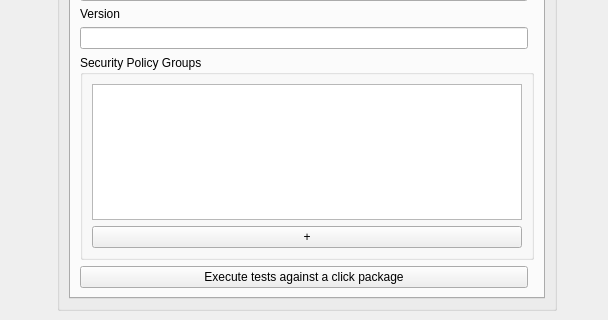
runelabs/qtcreator-plugin-ubuntu, file src/ubuntu/ubuntupackagingwidget.ui: the form before one commit; both pictures show x 107 to 715 and y 365 to 685 of the 827 by 685 pixel window.
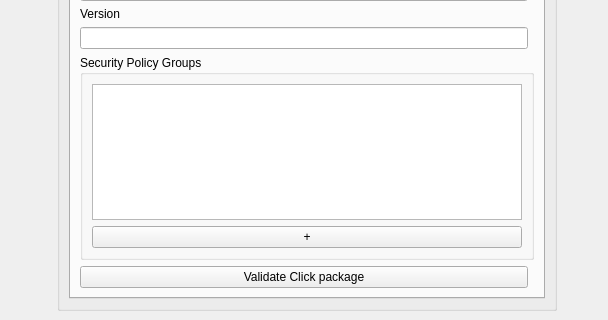
The form after the commit.

Commit message: Change the name of the review button

What changed in the file:
```diff
--- a/src/ubuntu/ubuntupackagingwidget.ui
+++ b/src/ubuntu/ubuntupackagingwidget.ui
@@ -362,7 +362,7 @@
                     <item row="12" column="0">
                      <widget class="QPushButton" name="pushButtonReviewersTools">
                       <property name="text">
-                       <string>Execute tests against a click package</string>
+                       <string>Validate Click package</string>
                       </property>
                      </widget>
                     </item>
```
